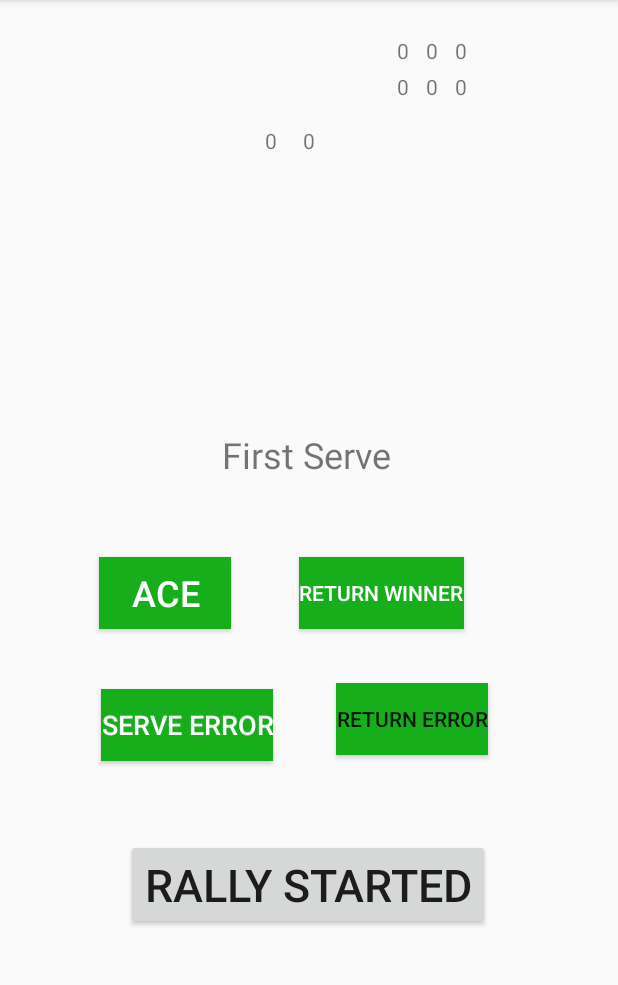
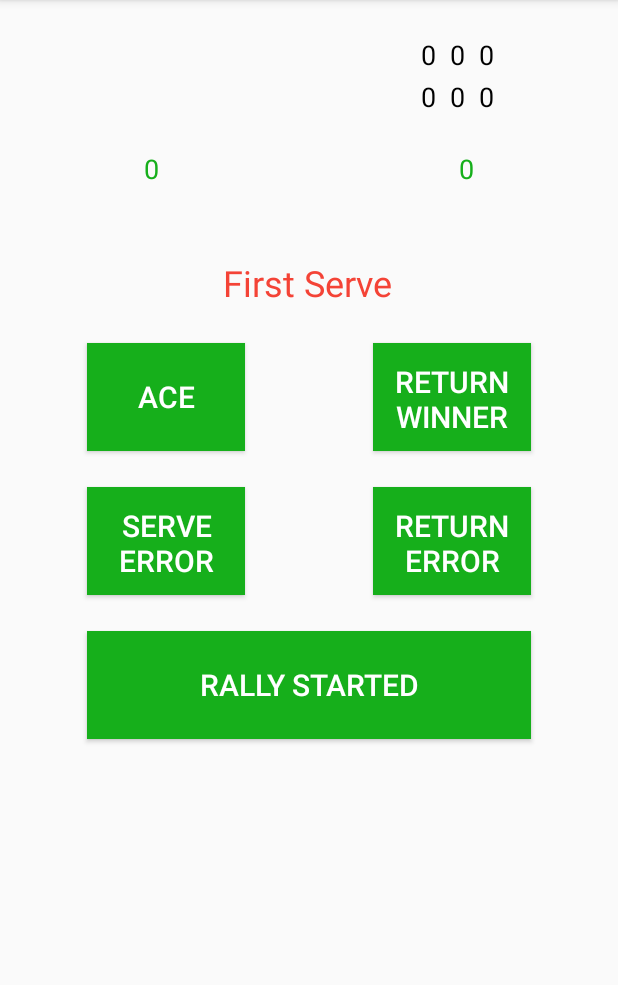
Before and after one commit to Naevin/TennisStats, an Android app: the NewPointFragment screen opened directly, with no data from a screen before it, on a phone screen of 412 x 824 dp, the part 84-1069 px from its top. Run offline under Robolectric (Android 15) with nearby library versions, the phone set to English and light mode, and no system bars.

Commit message:
updated look of first two pages

```diff
--- a/app/src/main/java/com/slashlearn/tennisstats/Match.java
+++ b/app/src/main/java/com/slashlearn/tennisstats/Match.java
@@ -100,8 +100,8 @@ public class Match implements Serializable {
 
         if (servingPlayerScore > 2 && returningPlayerScore > 2) {
             if(servingPlayerScore == returningPlayerScore) {
-                result[0] = "De";
-                result[1] = "uce";
+                result[0] = "40";
+                result[1] = "40";
             } else {
                 if (servingPlayerScore > returningPlayerScore) {
                     result[0] = "Ad";
--- a/app/src/main/res/layout/activity_start_point.xml
+++ b/app/src/main/res/layout/activity_start_point.xml
@@ -10,13 +10,15 @@
     <TextView
         android:id="@+id/p1NameDisplay1"
         android:layout_width="250dp"
-        android:layout_height="20dp"
-        android:layout_marginStart="8dp"
-        android:layout_marginLeft="8dp"
+        android:layout_height="24dp"
+        android:layout_marginStart="24dp"
+        android:layout_marginLeft="24dp"
         android:layout_marginTop="24dp"
         android:layout_marginEnd="8dp"
         android:layout_marginRight="8dp"
         android:text="TextView"
+        android:textColor="@android:color/black"
+        android:textSize="18sp"
         app:layout_constraintEnd_toEndOf="parent"
         app:layout_constraintHorizontal_bias="0.02"
         app:layout_constraintStart_toStartOf="parent"
@@ -25,13 +27,15 @@
     <TextView
         android:id="@+id/p2NameDisplay1"
         android:layout_width="250dp"
-        android:layout_height="20dp"
-        android:layout_marginStart="8dp"
+        android:layout_height="24dp"
+        android:layout_marginStart="24dp"
         android:layout_marginLeft="8dp"
         android:layout_marginTop="4dp"
         android:layout_marginEnd="8dp"
         android:layout_marginRight="8dp"
         android:text="TextView"
+        android:textColor="@android:color/black"
+        android:textSize="18sp"
         app:layout_constraintEnd_toEndOf="parent"
         app:layout_constraintHorizontal_bias="0.02"
         app:layout_constraintStart_toStartOf="parent"
@@ -40,11 +44,13 @@
     <TextView
         android:id="@+id/p1Set1"
         android:layout_width="15dp"
-        android:layout_height="20dp"
+        android:layout_height="24dp"
         android:layout_marginStart="4dp"
         android:layout_marginLeft="4dp"
         android:layout_marginTop="24dp"
         android:text="TextView"
+        android:textColor="@android:color/black"
+        android:textSize="18sp"
         android:visibility="invisible"
         app:layout_constraintStart_toEndOf="@+id/p1NameDisplay1"
         app:layout_constraintTop_toTopOf="parent" />
@@ -52,11 +58,13 @@
     <TextView
         android:id="@+id/p2Set1"
         android:layout_width="15dp"
-        android:layout_height="20dp"
+        android:layout_height="24dp"
         android:layout_marginStart="4dp"
         android:layout_marginLeft="4dp"
         android:layout_marginTop="4dp"
         android:text="TextView"
+        android:textColor="@android:color/black"
+        android:textSize="18sp"
         android:visibility="invisible"
         app:layout_constraintStart_toEndOf="@+id/p2NameDisplay1"
         app:layout_constraintTop_toBottomOf="@+id/p1Set1" />
@@ -64,11 +72,13 @@
     <TextView
         android:id="@+id/p1Set2"
         android:layout_width="15dp"
-        android:layout_height="20dp"
+        android:layout_height="24dp"
         android:layout_marginStart="4dp"
         android:layout_marginLeft="4dp"
         android:layout_marginTop="24dp"
         android:text="TextView"
+        android:textColor="@android:color/black"
+        android:textSize="18sp"
         android:visibility="invisible"
         app:layout_constraintStart_toEndOf="@+id/p1Set1"
         app:layout_constraintTop_toTopOf="parent" />
@@ -76,11 +86,13 @@
     <TextView
         android:id="@+id/p2Set2"
         android:layout_width="15dp"
-        android:layout_height="20dp"
+        android:layout_height="24dp"
         android:layout_marginStart="4dp"
         android:layout_marginLeft="4dp"
         android:layout_marginTop="4dp"
         android:text="TextView"
+        android:textColor="@android:color/black"
+        android:textSize="18sp"
         android:visibility="invisible"
         app:layout_constraintStart_toEndOf="@+id/p2Set1"
         app:layout_constraintTop_toBottomOf="@+id/p1Set2" />
@@ -88,11 +100,13 @@
     <TextView
         android:id="@+id/p1Set3"
         android:layout_width="15dp"
-        android:layout_height="20dp"
+        android:layout_height="24dp"
         android:layout_marginStart="4dp"
         android:layout_marginLeft="4dp"
         android:layout_marginTop="24dp"
         android:text="TextView"
+        android:textColor="@android:color/black"
+        android:textSize="18sp"
         android:visibility="invisible"
         app:layout_constraintStart_toEndOf="@+id/p1Set2"
         app:layout_constraintTop_toTopOf="parent" />
@@ -100,10 +114,12 @@
     <TextView
         android:id="@+id/p2Set3"
         android:layout_width="15dp"
-        android:layout_height="20dp"
+        android:layout_height="24dp"
         android:layout_marginLeft="4dp"
         android:layout_marginTop="4dp"
         android:text="TextView"
+        android:textColor="@android:color/black"
+        android:textSize="18sp"
         android:visibility="invisible"
         app:layout_constraintStart_toEndOf="@+id/p2Set2"
         app:layout_constraintTop_toBottomOf="@+id/p1Set3" />
@@ -111,11 +127,13 @@
     <TextView
         android:id="@+id/p1Set4"
         android:layout_width="15dp"
-        android:layout_height="20dp"
+        android:layout_height="24dp"
         android:layout_marginStart="4dp"
         android:layout_marginLeft="4dp"
         android:layout_marginTop="24dp"
         android:text="TextView"
+        android:textColor="@android:color/black"
+        android:textSize="18sp"
         android:visibility="invisible"
         app:layout_constraintStart_toEndOf="@+id/p1Set3"
         app:layout_constraintTop_toTopOf="parent" />
@@ -123,11 +141,13 @@
     <TextView
         android:id="@+id/p1Set5"
         android:layout_width="15dp"
-        android:layout_height="20dp"
+        android:layout_height="24dp"
         android:layout_marginStart="4dp"
         android:layout_marginLeft="4dp"
         android:layout_marginTop="24dp"
         android:text="TextView"
+        android:textColor="@android:color/black"
+        android:textSize="18sp"
         android:visibility="invisible"
         app:layout_constraintStart_toEndOf="@+id/p1Set4"
         app:layout_constraintTop_toTopOf="parent" />
@@ -135,11 +155,13 @@
     <TextView
         android:id="@+id/p2Set4"
         android:layout_width="15dp"
-        android:layout_height="20dp"
+        android:layout_height="24dp"
         android:layout_marginStart="4dp"
         android:layout_marginLeft="4dp"
         android:layout_marginTop="4dp"
         android:text="TextView"
+        android:textColor="@android:color/black"
+        android:textSize="18sp"
         android:visibility="invisible"
         app:layout_constraintStart_toEndOf="@+id/p2Set3"
         app:layout_constraintTop_toBottomOf="@+id/p1Set4" />
@@ -147,11 +169,13 @@
     <TextView
         android:id="@+id/p2Set5"
         android:layout_width="15dp"
-        android:layout_height="20dp"
+        android:layout_height="24dp"
         android:layout_marginStart="4dp"
         android:layout_marginLeft="4dp"
         android:layout_marginTop="4dp"
         android:text="TextView"
+        android:textColor="@android:color/black"
+        android:textSize="18sp"
         android:visibility="invisible"
         app:layout_constraintStart_toEndOf="@+id/p2Set4"
         app:layout_constraintTop_toBottomOf="@+id/p1Set5" />
@@ -159,53 +183,53 @@
     <TextView
         android:id="@+id/servePlayer"
         android:layout_width="wrap_content"
-        android:layout_height="20dp"
-        android:layout_marginStart="8dp"
-        android:layout_marginLeft="8dp"
-        android:layout_marginTop="16dp"
-        android:layout_marginEnd="8dp"
-        android:layout_marginRight="8dp"
+        android:layout_height="24dp"
+        android:layout_marginStart="72dp"
+        android:layout_marginLeft="24dp"
+        android:layout_marginTop="24dp"
         android:text="TextView"
-        app:layout_constraintEnd_toEndOf="parent"
-        app:layout_constraintHorizontal_bias="0.252"
+        android:textColor="@android:color/black"
+        android:textSize="18sp"
         app:layout_constraintStart_toStartOf="parent"
         app:layout_constraintTop_toBottomOf="@+id/p2NameDisplay1" />
 
     <TextView
         android:id="@+id/returnPlayer"
         android:layout_width="wrap_content"
-        android:layout_height="20dp"
-        android:layout_marginStart="8dp"
-        android:layout_marginLeft="8dp"
-        android:layout_marginTop="16dp"
-        android:layout_marginEnd="8dp"
+        android:layout_height="24dp"
+        android:layout_marginTop="24dp"
+        android:layout_marginEnd="72dp"
         android:layout_marginRight="8dp"
         android:text="TextView"
+        android:textColor="@android:color/black"
+        android:textSize="18sp"
         app:layout_constraintEnd_toEndOf="parent"
-        app:layout_constraintHorizontal_bias="0.702"
-        app:layout_constraintStart_toStartOf="parent"
         app:layout_constraintTop_toBottomOf="@+id/p2NameDisplay1" />
 
     <TextView
         android:id="@+id/returnScore"
         android:layout_width="wrap_content"
-        android:layout_height="20dp"
-        android:layout_marginTop="16dp"
+        android:layout_height="24dp"
+        android:layout_marginTop="24dp"
+        android:layout_marginEnd="24dp"
+        android:layout_marginRight="24dp"
         android:text="TextView"
-        app:layout_constraintEnd_toEndOf="parent"
-        app:layout_constraintHorizontal_bias="0.500"
-        app:layout_constraintStart_toStartOf="parent"
+        android:textColor="@color/colorPrimary"
+        android:textSize="18sp"
+        app:layout_constraintEnd_toStartOf="@+id/returnPlayer"
         app:layout_constraintTop_toBottomOf="@+id/p2NameDisplay1" />
 
     <TextView
         android:id="@+id/serveScore"
         android:layout_width="20dp"
-        android:layout_height="20dp"
-        android:layout_marginTop="16dp"
+        android:layout_height="24dp"
+        android:layout_marginStart="24dp"
+        android:layout_marginLeft="24dp"
+        android:layout_marginTop="24dp"
         android:text="TextView"
-        app:layout_constraintEnd_toEndOf="parent"
-        app:layout_constraintHorizontal_bias="0.45"
-        app:layout_constraintStart_toStartOf="parent"
+        android:textColor="@color/colorPrimary"
+        android:textSize="18sp"
+        app:layout_constraintStart_toEndOf="@+id/servePlayer"
         app:layout_constraintTop_toBottomOf="@+id/p2NameDisplay1" />
 
     <FrameLayout
@@ -214,16 +238,12 @@
         android:layout_height="522dp"
         android:layout_marginStart="24dp"
         android:layout_marginLeft="24dp"
-        android:layout_marginTop="8dp"
+        android:layout_marginTop="24dp"
         android:layout_marginEnd="24dp"
         android:layout_marginRight="24dp"
-        android:layout_marginBottom="24dp"
-        app:layout_constraintBottom_toBottomOf="parent"
         app:layout_constraintEnd_toEndOf="parent"
-        app:layout_constraintHorizontal_bias="0.333"
         app:layout_constraintStart_toStartOf="parent"
-        app:layout_constraintTop_toBottomOf="@+id/serveScore"
-        app:layout_constraintVertical_bias="0.972">
+        app:layout_constraintTop_toBottomOf="@+id/returnScore">
 
     </FrameLayout>
 
--- a/app/src/main/res/layout/fragment_new_point.xml
+++ b/app/src/main/res/layout/fragment_new_point.xml
@@ -8,21 +8,20 @@
 
     <Button
         android:id="@+id/rallyStartedButton"
-        android:layout_width="wrap_content"
-        android:layout_height="wrap_content"
-        android:layout_marginStart="24dp"
+        android:layout_width="match_parent"
+        android:layout_height="72dp"
+        android:layout_marginStart="32dp"
         android:layout_marginLeft="24dp"
-        android:layout_marginTop="8dp"
-        android:layout_marginEnd="24dp"
+        android:layout_marginTop="24dp"
+        android:layout_marginEnd="32dp"
         android:layout_marginRight="24dp"
-        android:layout_marginBottom="8dp"
+        android:background="@color/colorPrimary"
         android:text="Rally Started"
-        android:textSize="30sp"
-        app:layout_constraintBottom_toBottomOf="parent"
+        android:textSize="20sp"
+        android:textColor="@android:color/white"
         app:layout_constraintEnd_toEndOf="parent"
         app:layout_constraintStart_toStartOf="parent"
-        app:layout_constraintTop_toBottomOf="@+id/firstServeEButton"
-        app:layout_constraintVertical_bias="0.282" />
+        app:layout_constraintTop_toBottomOf="@+id/firstServeEButton" />
 
     <TextView
         android:id="@+id/firstServeTitle"
@@ -30,10 +29,11 @@
         android:layout_height="wrap_content"
         android:layout_marginStart="8dp"
         android:layout_marginLeft="8dp"
-        android:layout_marginTop="68dp"
+        android:layout_marginTop="24dp"
         android:layout_marginEnd="8dp"
         android:layout_marginRight="8dp"
         android:text="First Serve"
+        android:textColor="#F44336"
         android:textSize="24sp"
         app:layout_constraintEnd_toEndOf="parent"
         app:layout_constraintHorizontal_bias="0.498"
@@ -42,61 +42,61 @@
 
     <Button
         android:id="@+id/aceButton"
-        android:layout_width="wrap_content"
-        android:layout_height="wrap_content"
-        android:layout_marginStart="8dp"
-        android:layout_marginLeft="8dp"
-        android:layout_marginTop="52dp"
-        android:layout_marginEnd="8dp"
-        android:layout_marginRight="8dp"
+        android:layout_width="105dp"
+        android:layout_height="72dp"
+        android:layout_marginStart="32dp"
+        android:layout_marginLeft="24dp"
+        android:layout_marginTop="24dp"
         android:background="@color/colorPrimary"
+        android:padding="12dp"
         android:text="Ace"
         android:textColor="@android:color/white"
-        android:textSize="24sp"
-        app:layout_constraintEnd_toStartOf="@+id/returnWinnerButton"
-        app:layout_constraintHorizontal_bias="0.469"
+        android:textSize="20sp"
         app:layout_constraintStart_toStartOf="parent"
         app:layout_constraintTop_toBottomOf="@+id/firstServeTitle" />
 
     <Button
         android:id="@+id/firstServeEButton"
-        android:layout_width="wrap_content"
-        android:layout_height="wrap_content"
-        android:layout_marginStart="8dp"
-        android:layout_marginLeft="8dp"
-        android:layout_marginTop="40dp"
-        android:layout_marginEnd="8dp"
-        android:layout_marginRight="8dp"
-        android:background="#16AF1B"
-        android:text="Serve Error"
+        android:layout_width="105dp"
+        android:layout_height="72dp"
+        android:layout_marginStart="32dp"
+        android:layout_marginLeft="24dp"
+        android:layout_marginTop="24dp"
+        android:background="@color/colorPrimary"
+        android:padding="12dp"
+        android:text="Serve\nError"
         android:textColor="@android:color/white"
-        android:textSize="18sp"
-        app:layout_constraintEnd_toStartOf="@+id/returnErrorButton"
+        android:textSize="20sp"
         app:layout_constraintStart_toStartOf="parent"
         app:layout_constraintTop_toBottomOf="@+id/aceButton" />
 
     <Button
         android:id="@+id/returnWinnerButton"
-        android:layout_width="wrap_content"
-        android:layout_height="wrap_content"
-        android:layout_marginTop="52dp"
-        android:layout_marginEnd="76dp"
-        android:layout_marginRight="76dp"
+        android:layout_width="105dp"
+        android:layout_height="72dp"
+        android:layout_marginTop="24dp"
+        android:layout_marginEnd="32dp"
+        android:layout_marginRight="24dp"
         android:background="@color/colorPrimary"
-        android:text="Return Winner"
+        android:padding="12dp"
+        android:text="Return\nWinner"
         android:textColor="@android:color/white"
+        android:textSize="20sp"
         app:layout_constraintEnd_toEndOf="parent"
         app:layout_constraintTop_toBottomOf="@+id/firstServeTitle" />
 
     <Button
         android:id="@+id/returnErrorButton"
-        android:layout_width="wrap_content"
-        android:layout_height="wrap_content"
-        android:layout_marginTop="36dp"
-        android:layout_marginEnd="60dp"
-        android:layout_marginRight="60dp"
+        android:layout_width="105dp"
+        android:layout_height="72dp"
+        android:layout_marginTop="24dp"
+        android:layout_marginEnd="32dp"
+        android:layout_marginRight="24dp"
         android:background="@color/colorPrimary"
-        android:text="Return Error"
+        android:padding="12dp"
+        android:text="Return\nError"
+        android:textColor="@android:color/white"
+        android:textSize="20sp"
         app:layout_constraintEnd_toEndOf="parent"
         app:layout_constraintTop_toBottomOf="@+id/returnWinnerButton" />
 </androidx.constraintlayout.widget.ConstraintLayout>
```
Also changed, not shown: app/src/main/res/layout/activity_main.xml (+14 -27 lines), app/src/main/res/layout/activity_new_match_loading.xml (+46 -113 lines).
